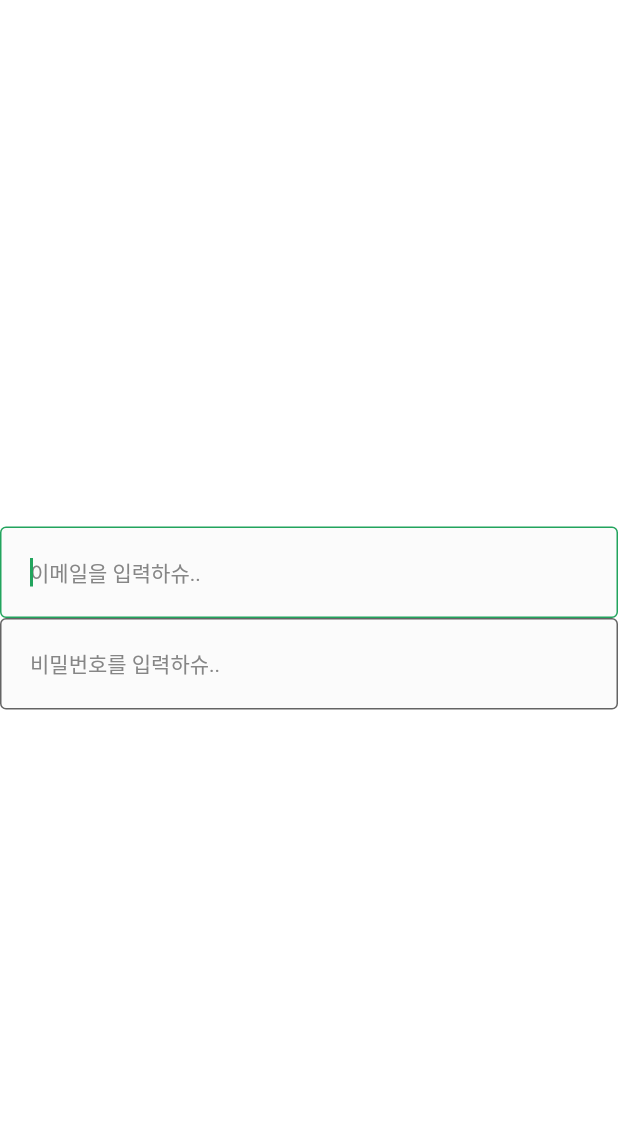
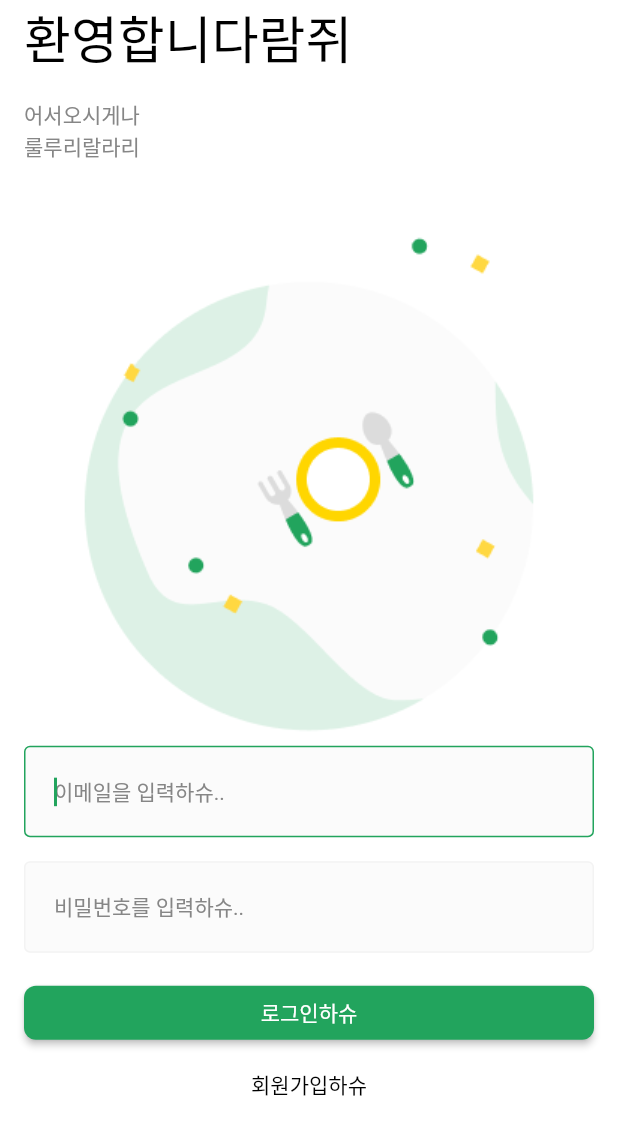
Before and after one commit to WooHey-P/study_ui_example, a Flutter app: the screen it shows after launch, on a phone screen of 412 x 824 dp. Shown: the top 1135 px of the screen. Run offline on Flutter 3.47's test engine with Material 2 defaults, Android fonts, the phone set to English and light mode, and no system bars; Roboto replaces fonts that are missing (NotoSans).

Commit message:
최종 로그인 UI 완성

```diff
--- a/lib/common/component/custom_form_text_field.dart
+++ b/lib/common/component/custom_form_text_field.dart
@@ -53,6 +53,8 @@ class CustomTextFormField extends StatelessWidget {
         filled: true,
         // 모든 input 상태의 기본 스타일 적용
         border: baseBorder,
+        // enabled: false 일 때 적용되는 스타일
+        enabledBorder: baseBorder,
         // focus 된 input 상태의 스타일 적용
         focusedBorder: baseBorder.copyWith(
           borderSide: baseBorder.borderSide.copyWith(
--- /dev/null
+++ b/lib/common/layout/default_layout.dart
@@ -0,0 +1,18 @@
+import 'package:flutter/material.dart';
+
+class DefaultLayout extends StatelessWidget {
+  final Widget child;
+
+  const DefaultLayout({
+    required this.child,
+    Key? key
+  }) : super(key: key);
+
+  @override
+  Widget build(BuildContext context) {
+    return Scaffold(
+      backgroundColor: Colors.white,
+      body: child,
+    );
+  }
+}
--- a/lib/main.dart
+++ b/lib/main.dart
@@ -1,5 +1,5 @@
 import 'package:flutter/material.dart';
-import 'package:study_ui_example/common/component/custom_form_text_field.dart';
+import 'package:study_ui_example/user/view/login_screen.dart';
 
 void main() {
   runApp(
@@ -18,24 +18,7 @@ class _App extends StatelessWidget {
         fontFamily: 'NotoSans'
       ),
       debugShowCheckedModeBanner: false,
-      home: Scaffold(
-        backgroundColor: Colors.white,
-        body: Column(
-          mainAxisAlignment: MainAxisAlignment.center,
-          children: [
-            CustomTextFormField(
-              hintText: '이메일을 입력하슈..',
-              autofocus: true,
-              onChanged: (String value) {},
-            ),
-            CustomTextFormField(
-              hintText: '비밀번호를 입력하슈..',
-              obscureText: true,
-              onChanged: (String value) {},
-            ),
-          ],
-        ),
-      ),
+      home: LoginScreen(),
     );
   }
 }
--- /dev/null
+++ b/lib/user/view/login_screen.dart
@@ -0,0 +1,101 @@
+import 'package:flutter/material.dart';
+import 'package:study_ui_example/colors.dart';
+import 'package:study_ui_example/common/layout/default_layout.dart';
+
+import '../../common/component/custom_form_text_field.dart';
+
+class LoginScreen extends StatelessWidget {
+  const LoginScreen({super.key});
+
+  @override
+  Widget build(BuildContext context) {
+    return DefaultLayout(
+      // SafeArea: 상단 상태바, 하단 네비게이션 바 등의 영역을 제외한 영역
+      child: SingleChildScrollView(
+        // 드래그 했을 때 키보드가 내려가는 옵션
+        keyboardDismissBehavior: ScrollViewKeyboardDismissBehavior.onDrag,
+        child: SafeArea(
+          top: true,
+          bottom: false,
+          child: Padding(
+            padding: const EdgeInsets.symmetric(horizontal: 16),
+            child: Column(
+              // Column: 세로 방향으로 위젯을 배치
+              crossAxisAlignment: CrossAxisAlignment.stretch,
+              children: [
+                _Title(),
+                const SizedBox(height: 16,),
+                _Subtitle(),
+                Image.asset(
+                  'asset/img/misc/logo.png',
+                  width: MediaQuery.of(context).size.width * (2/3),
+                ),
+                CustomTextFormField(
+                  hintText: '이메일을 입력하슈..',
+                  autofocus: true,
+                  onChanged: (String value) {},
+                ),
+                const SizedBox(height: 16,),
+                CustomTextFormField(
+                  hintText: '비밀번호를 입력하슈..',
+                  obscureText: true,
+                  onChanged: (String value) {},
+                ),
+                const SizedBox(height: 16,),
+                ElevatedButton(
+                  onPressed: () {},
+                  style: ElevatedButton.styleFrom(
+                    backgroundColor: PRIMARY_COLOR,
+                    shape: RoundedRectangleBorder(
+                      borderRadius: BorderRadius.circular(8),
+                    ),
+                  ),
+                  child: Text('로그인하슈'),
+                ),
+                TextButton(
+                  onPressed: () {},
+                  style: TextButton.styleFrom(
+                    foregroundColor: Colors.black,
+                  ),
+                  child: Text('회원가입하슈'),
+                ),
+              ],
+            ),
+          ),
+        ),
+      ),
+    );
+  }
+}
+
+class _Title extends StatelessWidget {
+  const _Title({super.key});
+
+  @override
+  Widget build(BuildContext context) {
+    return Text(
+      '환영합니다람쥐',
+      style: TextStyle(
+        fontSize: 34,
+        fontWeight: FontWeight.w500,
+        color: Colors.black
+      )
+    );
+  }
+}
+
+class _Subtitle extends StatelessWidget {
+  const _Subtitle({super.key});
+
+  @override
+  Widget build(BuildContext context) {
+    return Text(
+      '어서오시게나\n룰루리랄라리',
+      style: TextStyle(
+        fontSize: 14,
+        fontWeight: FontWeight.w500,
+        color: BODY_TEXT_COLOR
+      )
+    );
+  }
+}
```
